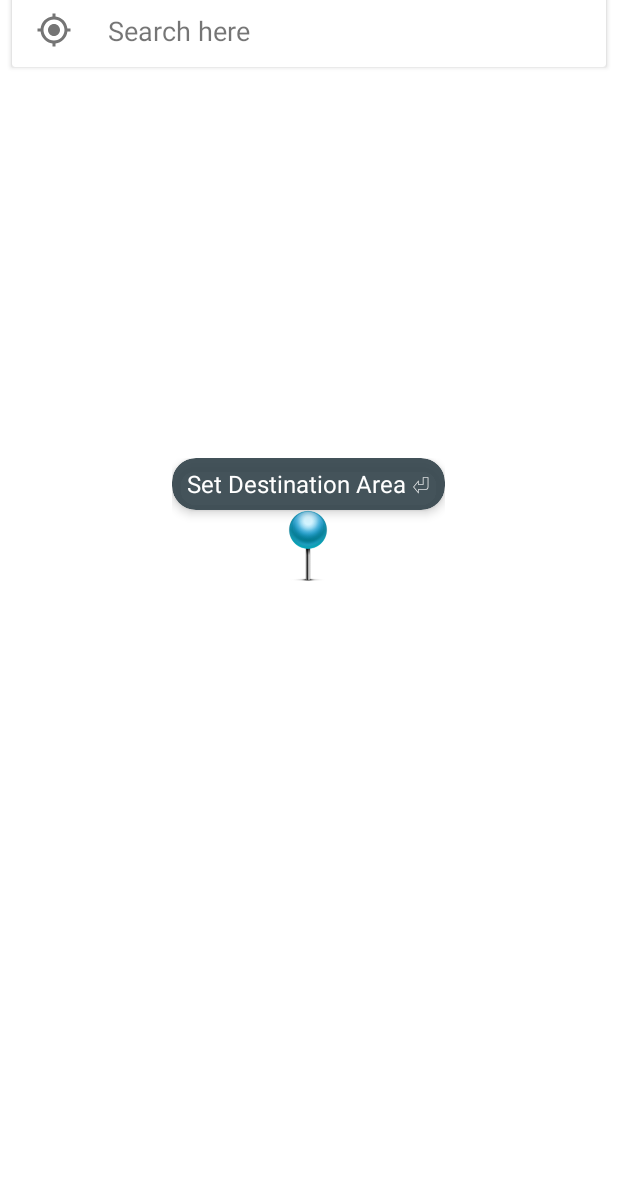
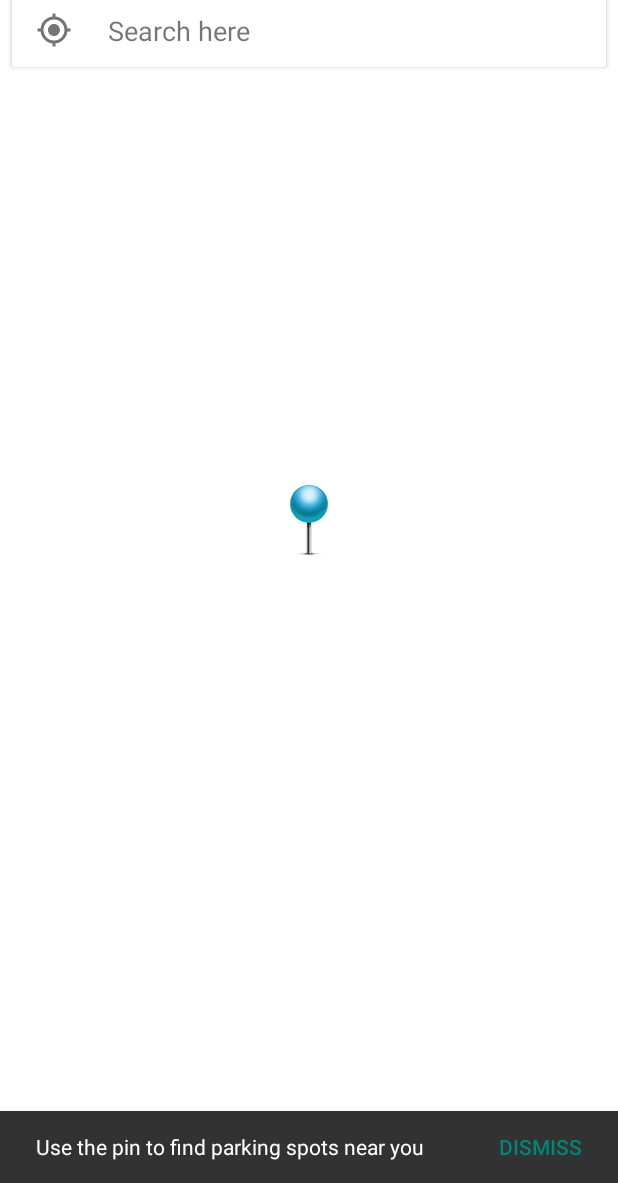
Before and after one commit to Alpha-Rome0/AirPnP, an Android app: the MapsActivity screen opened directly, with no data from a screen before it, on a phone screen of 412 x 824 dp, the part 53-1236 px from its top. Run offline under Robolectric (Android 15) with nearby library versions, the phone set to English and light mode, and no system bars; our stand-ins replace Volley; libraries missing offline, so code that uses them is left out: com.google.maps.android; network calls fail; 2 statements that could not run were skipped.

Commit message:
added snacker

```diff
--- a/app/src/main/java/airpnp/pennapps/com/airpnp/MapsActivity.java
+++ b/app/src/main/java/airpnp/pennapps/com/airpnp/MapsActivity.java
@@ -17,6 +17,8 @@ import android.os.Bundle;
 import android.os.Handler;
 import android.os.ResultReceiver;
 import android.provider.Settings;
+import android.support.design.widget.CoordinatorLayout;
+import android.support.design.widget.Snackbar;
 import android.support.v4.app.ActivityCompat;
 import android.support.v4.content.ContextCompat;
 import android.support.v7.app.AppCompatActivity;
@@ -108,6 +110,8 @@ public class MapsActivity extends AppCompatActivity implements OnMapReadyCallbac
 
     private HashMap<Marker, String> markerHashMap = new HashMap<>();
 
+    CoordinatorLayout cl;
+
     @Override
     protected void onCreate(Bundle savedInstanceState) {
         super.onCreate(savedInstanceState);
@@ -119,8 +123,6 @@ public class MapsActivity extends AppCompatActivity implements OnMapReadyCallbac
         SupportMapFragment mapFragment = (SupportMapFragment) getSupportFragmentManager()
                 .findFragmentById(R.id.map);
 
-        mLocationMarkerText = (TextView) findViewById(R.id.locationMarkertext);
-
         searchText = (TextView) findViewById(R.id.search_text);
         searchCard = (CardView) findViewById(R.id.search_card);
         searchCard.setOnClickListener(new View.OnClickListener() {
@@ -130,24 +132,34 @@ public class MapsActivity extends AppCompatActivity implements OnMapReadyCallbac
             }
         });
 
-        bubbleCard = (CardView) findViewById(R.id.bubble_card);
-        mLocationMarkerText = (TextView) findViewById(R.id.locationMarkertext);
-        //Change the text color when the user touches it
-        bubbleCard.setOnTouchListener(new View.OnTouchListener() {
-            @Override
-            public boolean onTouch(View v, MotionEvent event) {
-                switch (event.getAction() & MotionEvent.ACTION_MASK) {
-                    case MotionEvent.ACTION_DOWN:
-                        mLocationMarkerText.setTextColor(Color.parseColor("#03A9F4"));
-                        break;
-                    case MotionEvent.ACTION_UP:
-                        mLocationMarkerText.setTextColor(Color.parseColor("#FFFFFF"));
-                        bubbleCard.setVisibility(View.INVISIBLE);
-                        break;
-                }
-                return false;
-            }
-        });
+        cl = (CoordinatorLayout) findViewById(R.id.cl);
+        final Snackbar snackbar = Snackbar
+                .make(cl, "Use the pin to find parking spots near you", Snackbar.LENGTH_LONG)
+                .setAction("DISMISS", new View.OnClickListener() {
+                    @Override
+                    public void onClick(View view) {
+                    }
+                });
+        snackbar.show();
+
+//        bubbleCard = (CardView) findViewById(R.id.bubble_card);
+//        mLocationMarkerText = (TextView) findViewById(R.id.locationMarkertext);
+//        //Change the text color when the user touches it
+//        bubbleCard.setOnTouchListener(new View.OnTouchListener() {
+//            @Override
+//            public boolean onTouch(View v, MotionEvent event) {
+//                switch (event.getAction() & MotionEvent.ACTION_MASK) {
+//                    case MotionEvent.ACTION_DOWN:
+//                        mLocationMarkerText.setTextColor(Color.parseColor("#03A9F4"));
+//                        break;
+//                    case MotionEvent.ACTION_UP:
+//                        mLocationMarkerText.setTextColor(Color.parseColor("#FFFFFF"));
+//                        bubbleCard.setVisibility(View.INVISIBLE);
+//                        break;
+//                }
+//                return false;
+//            }
+//        });
 
 
         mapFragment.getMapAsync(this);
@@ -200,7 +212,7 @@ public class MapsActivity extends AppCompatActivity implements OnMapReadyCallbac
         Log.d(TAG, "OnMapReady");
         mMap = googleMap;
         mMap.setOnMarkerClickListener(this);
-        mMap.getUiSettings().setZoomControlsEnabled(true);
+        mMap.getUiSettings().setZoomControlsEnabled(false);
         mMap.getUiSettings().setMyLocationButtonEnabled(false);
         updateLocation();
         m_Location = getLocation();
--- a/app/src/main/res/layout/activity_maps.xml
+++ b/app/src/main/res/layout/activity_maps.xml
@@ -3,7 +3,8 @@
     android:layout_height="match_parent"
     xmlns:app="http://schemas.android.com/apk/res-auto"
     android:background="@android:color/white"
-    android:fitsSystemWindows="false">
+    android:fitsSystemWindows="false"
+    android:id="@+id/cl">
 
     <FrameLayout
         android:layout_width="match_parent"
@@ -59,35 +60,36 @@
             android:gravity="center"
             android:orientation="vertical" >
 
-            <android.support.v7.widget.CardView
-                android:id="@+id/bubble_card"
-                android:focusable="true"
-                android:clickable="true"
-                android:layout_width="wrap_content"
-                android:layout_height="wrap_content"
-                app:cardCornerRadius="16dp"
-                app:cardBackgroundColor="#EE37474F"
-                app:cardElevation="4dp">
+            <!--<android.support.v7.widget.CardView-->
+                <!--android:id="@+id/bubble_card"-->
+                <!--android:focusable="true"-->
+                <!--android:clickable="true"-->
+                <!--android:layout_width="wrap_content"-->
+                <!--android:layout_height="wrap_content"-->
+                <!--app:cardCornerRadius="16dp"-->
+                <!--app:cardBackgroundColor="#EE37474F"-->
+                <!--app:cardElevation="4dp">-->
 
-                <LinearLayout
-                    android:layout_width="wrap_content"
-                    android:layout_height="wrap_content"
-                    android:padding="6dp"
-                    android:layout_marginStart="4dp"
-                    android:layout_marginEnd="4dp">
+                <!--<LinearLayout-->
+                    <!--android:layout_width="wrap_content"-->
+                    <!--android:layout_height="wrap_content"-->
+                    <!--android:padding="6dp"-->
+                    <!--android:layout_marginStart="4dp"-->
+                    <!--android:layout_marginEnd="4dp">-->
 
-                    <TextView
-                        android:id="@+id/locationMarkertext"
-                        android:layout_width="wrap_content"
-                        android:layout_height="wrap_content"
-                        android:textSize="16sp"
-                        android:gravity="center"
-                        android:text="Set Destination Area ⏎"
-                        android:textColor="#fff" />
+                    <!--<TextView-->
+                        <!--android:id="@+id/locationMarkertext"-->
+                        <!--android:layout_width="wrap_content"-->
+                        <!--android:layout_height="wrap_content"-->
+                        <!--android:textSize="16sp"-->
+                        <!--android:gravity="center"-->
+                        <!--android:visibility="invisible"-->
+                        <!--android:text="Use the pin to find parking spots near you ⏎"-->
+                        <!--android:textColor="#fff" />-->
 
-                </LinearLayout>
+                <!--</LinearLayout>-->
 
-            </android.support.v7.widget.CardView>
+            <!--</android.support.v7.widget.CardView>-->
 
             <ImageView
                 android:id="@+id/imageMarker"
@@ -95,7 +97,6 @@
                 android:layout_height="48dp"
                 android:src="@drawable/push_pin" />
 
-
         </LinearLayout>
 
     </FrameLayout>
```
